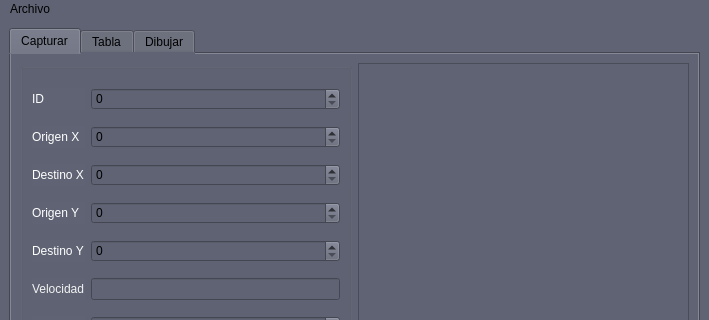
MaxAlgavaBernabe/Proyecto-de-particulas-Python, file mainWindow.ui: the form before one commit; both pictures show x 0 to 709 and y 0 to 320 of the 709 by 604 pixel window.
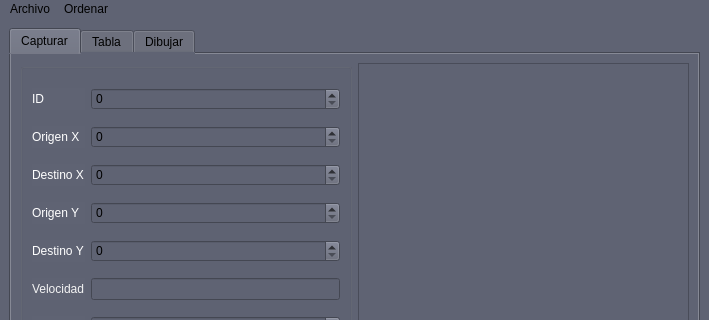
The form after the commit. The open tabs and pages were chosen to show the change.

```diff
--- a/mainWindow.ui
+++ b/mainWindow.ui
@@ -311,7 +311,16 @@
     <addaction name="actionGuardar"/>
     <addaction name="actionAbrir"/>
    </widget>
+   <widget class="QMenu" name="menuOrdenar">
+    <property name="title">
+     <string>Ordenar</string>
+    </property>
+    <addaction name="actionPor_ID"/>
+    <addaction name="actionPor_Distancia"/>
+    <addaction name="actionPor_Velocidad_ascendente"/>
+   </widget>
    <addaction name="menuAbrir"/>
+   <addaction name="menuOrdenar"/>
   </widget>
   <widget class="QStatusBar" name="statusbar"/>
   <action name="actionGuardar">
```
Left out of the diff: 17 changed lines with no effect on the pictures.
